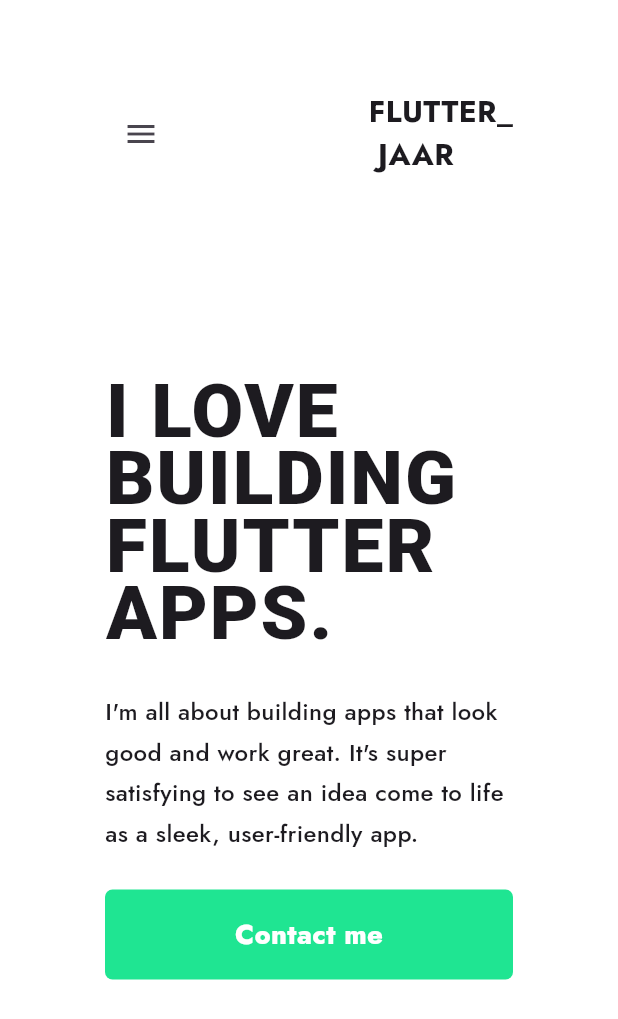
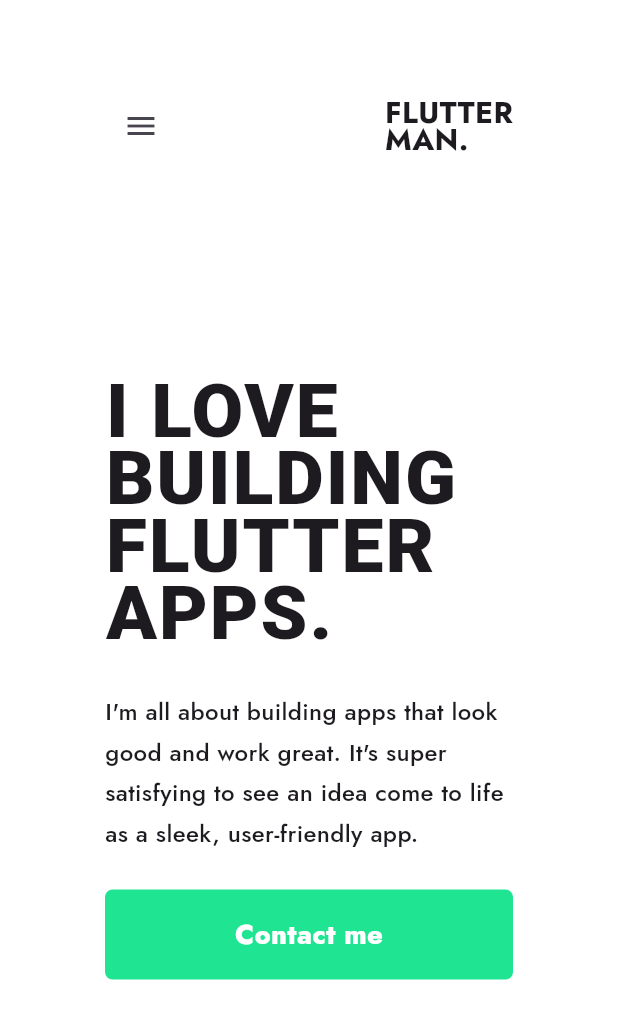
Before and after one commit to jaaraarkey/basic-web-page-flutter, a Flutter app: the screen it shows after launch, on a phone screen of 412 x 824 dp. Shown: the top 1019 px of the screen. Run offline on Flutter 3.47's test engine with Material 3 defaults, Android fonts, the phone set to English and light mode, and no system bars; our stand-ins replace firebase_core, flutter_dotenv, get_it, google_fonts, responsive_builder; accounts and stored records are empty; statements that could not run were skipped.

Commit message:
Logo Changed

```diff
--- a/lib/widgets/navbar/navbar_logo.dart
+++ b/lib/widgets/navbar/navbar_logo.dart
@@ -11,8 +11,8 @@ class NavBarLogo extends StatelessWidget {
     return GestureDetector(
       onTap: () => locator<NavigationService>().navigateTo(HomeRoute),
       child: Text(
-        "FLUTTER_\n JAAR",
-        style: TextStyle(fontSize: 20, fontWeight: FontWeight.bold),
+        "FLUTTER\nMAN.",
+        style: TextStyle(height: .9, fontSize: 20, fontWeight: FontWeight.bold),
         // todo: add logo
         // Image.asset('assets/logo.png'
         // ),
```
